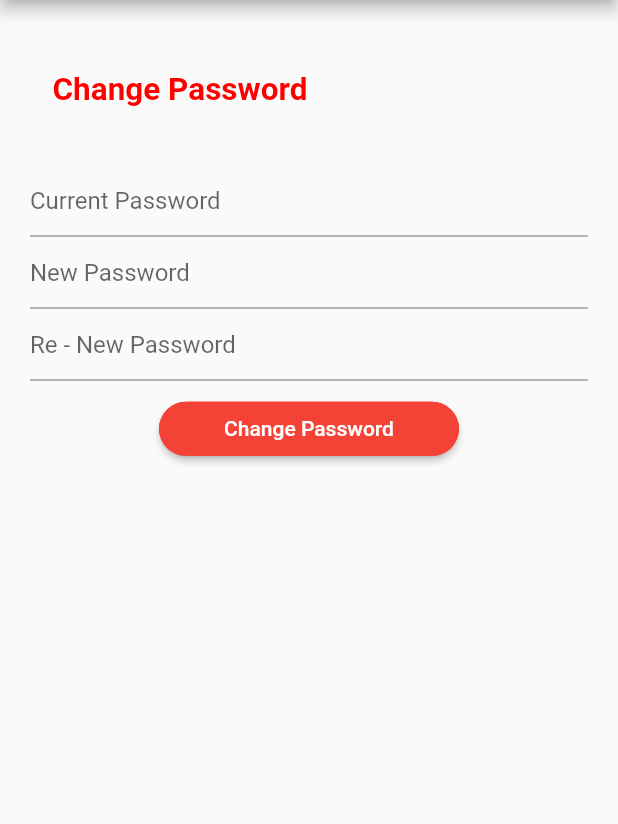
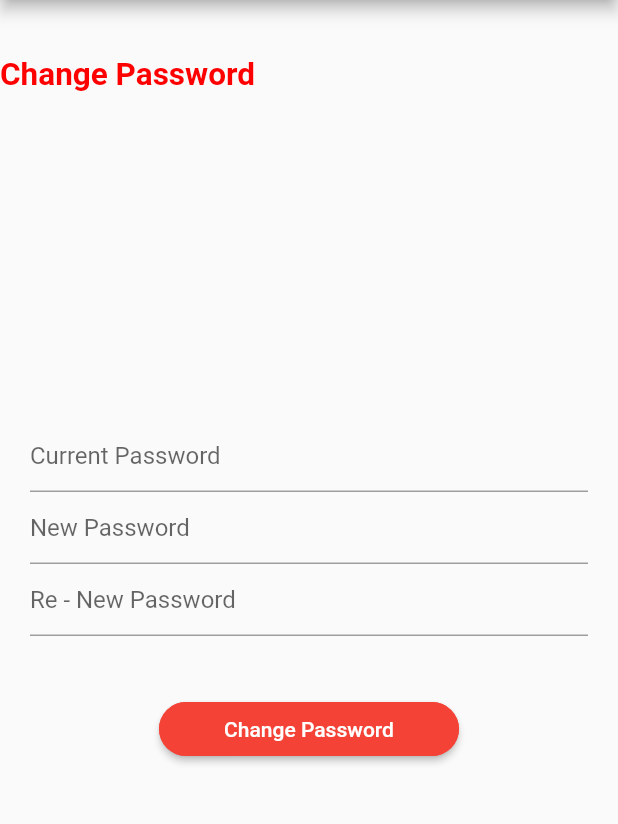
Before and after one commit to Rashy98/pan_asia_bank_app_ReDesign, a Flutter app: the ChangePassword screen opened directly, on a phone screen of 412 x 824 dp, the part 84-908 px from its top. Run offline on Flutter 3.47's test engine with Material 2 defaults, Android fonts, the light colour scheme and no system bars; our stand-ins replace flutter_widget_from_html; missing offline and left inert: fancy_dialog.

Commit message:
Final Touches

```diff
--- a/lib/screens/ChangePassword.dart
+++ b/lib/screens/ChangePassword.dart
@@ -56,22 +56,24 @@ class ChangePassword extends StatelessWidget{
           title: Image.asset("assets/logo.png", fit: BoxFit.cover),
         ),
         body: Column(
+          mainAxisAlignment: MainAxisAlignment.spaceBetween,
           children: [
             Container(
-                margin: const EdgeInsets.only(top: 10),
+              margin: const EdgeInsets.only( top: 20, bottom: 20),
+              child:
+              HtmlWidget("""<h2 style='color:red;'>Change Password</h2>"""),
+            ),
+            Container(
+              margin: const EdgeInsets.only(top: 0),
               padding: EdgeInsets.symmetric(horizontal: 20),
               child: SingleChildScrollView(
                 child: Column(
+                  crossAxisAlignment: CrossAxisAlignment.center,
                   children: <Widget>[
                     Container(
-                        alignment: Alignment.topLeft,
-                        margin: const EdgeInsets.only(left: 15, top: 20, bottom: 20),
-                        child: HtmlWidget("""<h2 style='color:red;'>Change Password</h2>"""),
-                      ),
-                      Container(
-
-                        child:
-                          Column(
+                      child: Column(
+                        mainAxisAlignment: MainAxisAlignment.center,
+                        crossAxisAlignment: CrossAxisAlignment.center,
                         children: [
                           Container(
                             alignment: Alignment.center,
@@ -83,23 +85,80 @@ class ChangePassword extends StatelessWidget{
                           ),
                           Container(
                             alignment: Alignment.center,
-                                child: _inputField('Re - New Password', Colors.grey),
+                            child:
+                            _inputField('Re - New Password', Colors.grey),
                           ),
                           Container(
+                            margin: const EdgeInsets.only(top: 30),
                               child: _buttons('Change Password', context)
                           ),
                         ],
+                      ),
+                    ),
+                    SizedBox(
+                      height: 250,
                     )
+                  ],
+                ),
+              ),
+            )
+          ],
         )
 
 
 
-                    ],
-                  ),
-                )
-            )
-          ],
-        )
+
+//        Center(
+//          child: ListView(
+//            shrinkWrap: true,
+//            children: [
+//              Column(
+//                children: [
+//                  Container(
+//                      margin: const EdgeInsets.only(top: 10),
+//                      padding: EdgeInsets.symmetric(horizontal: 20),
+//                      child: SingleChildScrollView(
+//                        child: Column(
+//                          children: <Widget>[
+//                            Container(
+//                              alignment: Alignment.topLeft,
+//                              margin: const EdgeInsets.only(left: 15, top: 20, bottom: 20),
+//                              child: HtmlWidget("""<h2 style='color:red;'>Change Password</h2>"""),
+//                            ),
+//                            Container(
+//                                child:
+//                                Column(
+//                                  children: [
+//                                    Container(
+//                                      alignment: Alignment.center,
+//                                      child: _inputField('Current Password', Colors.grey),
+//                                    ),
+//                                    Container(
+//                                      alignment: Alignment.center,
+//                                      child: _inputField('New Password', Colors.grey),
+//                                    ),
+//                                    Container(
+//                                      alignment: Alignment.center,
+//                                      child: _inputField('Re - New Password', Colors.grey),
+//                                    ),
+//                                    Container(
+//                                        child: _buttons('Change Password', context)
+//                                    ),
+//                                  ],
+//                                )
+//                            )
+//
+//
+//
+//                          ],
+//                        ),
+//                      )
+//                  )
+//                ],
+//              )
+//            ],
+//          ),
+//        )
     );
   }
 
--- a/lib/screens/Login.dart
+++ b/lib/screens/Login.dart
@@ -63,7 +63,12 @@ class Login extends StatelessWidget{
 //                Image.asset("assets/logo.png", fit: BoxFit.cover,),
 //              ]
 //            )
-            title: Image.asset("assets/logo.png", fit: BoxFit.cover, ),
+            title: Container(
+              padding: EdgeInsets.symmetric(vertical: MediaQuery.of(context).size.width),
+              child: Image.asset("assets/logo.png", fit: BoxFit.cover, ),
+            ),
+
+//            Image.asset("assets/logo.png", fit: BoxFit.cover, ),
             centerTitle: true,
           ),
         ),
@@ -114,6 +119,10 @@ class Login extends StatelessWidget{
                 ),
                 TableRow(
                   children: [
+//                    Container(
+//                      margin: EdgeInsets.all(10),
+//                      child: Text('Hello'),
+//                    ),
                     Icon(Icons.account_circle),
                     Icon(Icons.access_alarm)
                   ]
```
Lines whose indentation alone changed are shown as unchanged.
